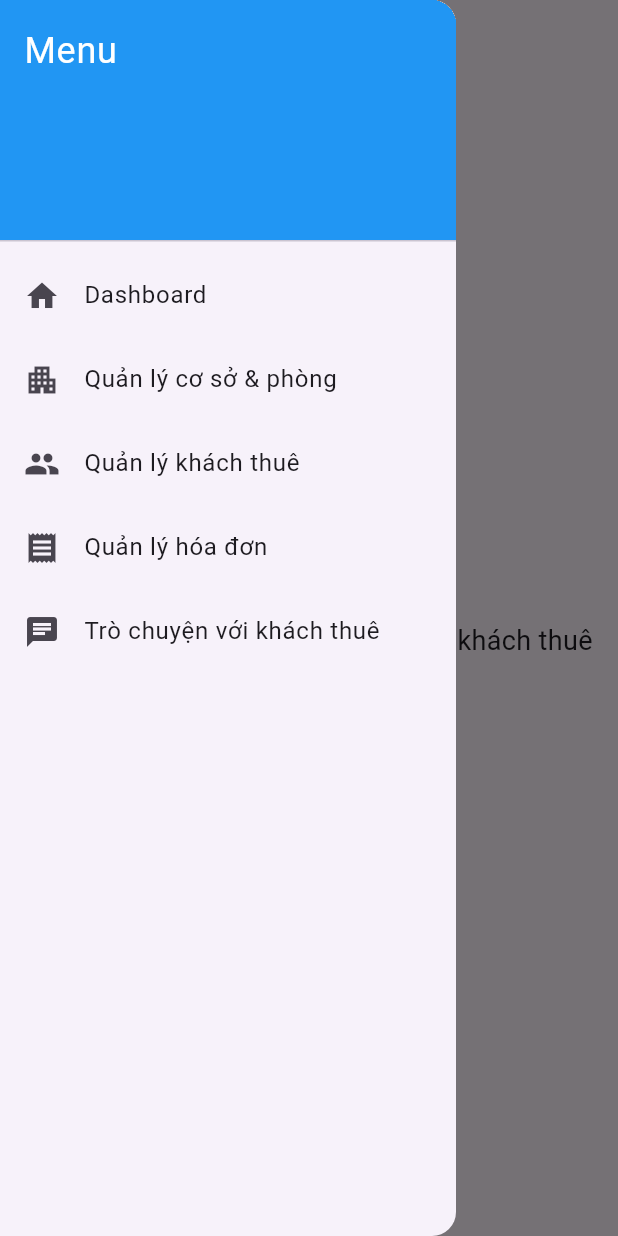
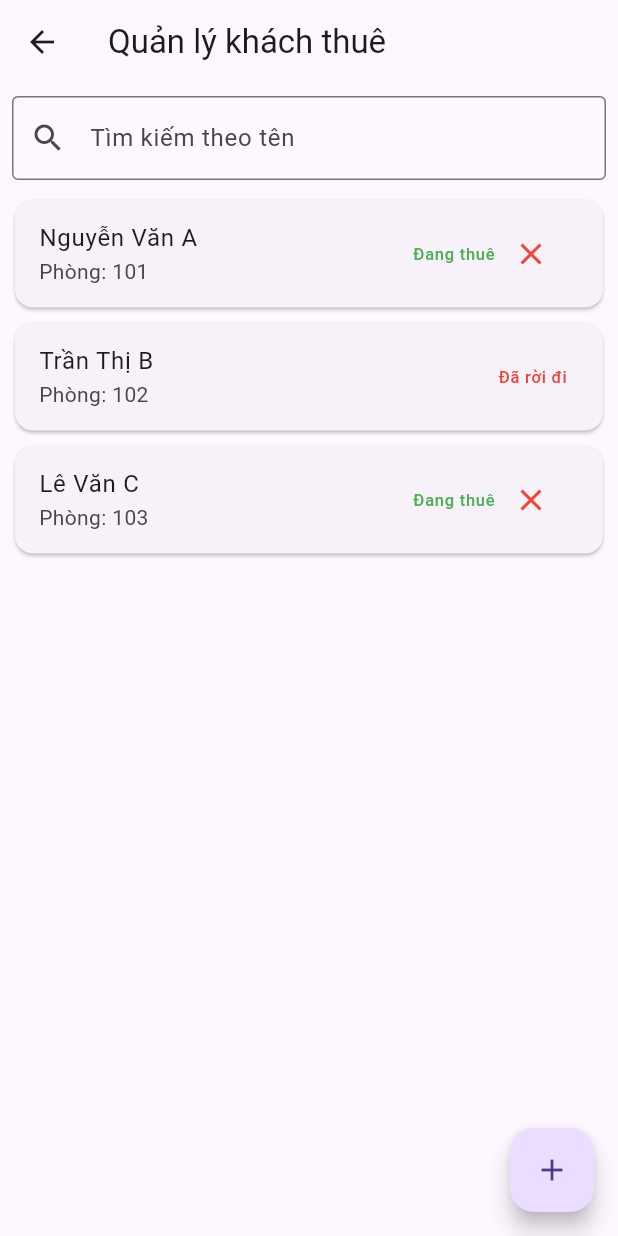
Before and after one commit to vudinhdangkhoa/Nhom10-LTDD-T4-7-11, a Flutter app: the screen it shows after launch, in the side drawer, after a tap on "Quản lý khách thuê", on a phone screen of 412 x 824 dp. Run offline on Flutter 3.47's test engine with Material 3 defaults, Android fonts, the phone set to English and light mode, and no system bars.

Commit message:
quan ly khach

```diff
--- a/lib/main.dart
+++ b/lib/main.dart
@@ -51,7 +51,14 @@ class DashboardScreen extends StatelessWidget {
             ListTile(
               leading: Icon(Icons.people),
               title: Text('Quản lý khách thuê'),
-              onTap: () {},
+              onTap: () {
+                Navigator.push(
+                  context,
+                  MaterialPageRoute(
+                    builder: (context) => TenantManagementScreen(),
+                  ),
+                );
+              },
             ),
             ListTile(
               leading: Icon(Icons.receipt),
@@ -197,3 +204,174 @@ class _RoomManagementScreenState extends State<RoomManagementScreen> {
     );
   }
 }
+
+class TenantManagementScreen extends StatefulWidget {
+  @override
+  _TenantManagementScreenState createState() => _TenantManagementScreenState();
+}
+
+class _TenantManagementScreenState extends State<TenantManagementScreen> {
+  final List<Map<String, dynamic>> tenants = [
+    {'name': 'Nguyễn Văn A', 'room': '101', 'status': 'Đang thuê'},
+    {'name': 'Trần Thị B', 'room': '102', 'status': 'Đã rời đi'},
+    {'name': 'Lê Văn C', 'room': '103', 'status': 'Đang thuê'},
+  ];
+
+  String _searchQuery = "";
+
+  List<Map<String, dynamic>> get _filteredTenants {
+    if (_searchQuery.isEmpty) {
+      return tenants;
+    }
+    return tenants
+        .where((tenant) => tenant['name'].toLowerCase().contains(_searchQuery))
+        .toList();
+  }
+
+  void _showTenantDialog({Map<String, dynamic>? tenant}) {
+    TextEditingController nameController = TextEditingController(
+      text: tenant?['name'] ?? '',
+    );
+    TextEditingController roomController = TextEditingController(
+      text: tenant?['room'] ?? '',
+    );
+    String status = tenant?['status'] ?? 'Đang thuê';
+
+    showDialog(
+      context: context,
+      builder: (context) {
+        return AlertDialog(
+          title: Text(
+            tenant == null ? 'Thêm khách thuê' : 'Chỉnh sửa khách thuê',
+          ),
+          content: Column(
+            mainAxisSize: MainAxisSize.min,
+            children: [
+              TextField(
+                controller: nameController,
+                decoration: InputDecoration(labelText: 'Họ tên'),
+              ),
+              TextField(
+                controller: roomController,
+                decoration: InputDecoration(labelText: 'Phòng'),
+                keyboardType: TextInputType.number,
+              ),
+              DropdownButtonFormField<String>(
+                value: status,
+                decoration: InputDecoration(labelText: 'Trạng thái'),
+                items:
+                    ['Đang thuê']
+                        .map(
+                          (status) => DropdownMenuItem(
+                            value: status,
+                            child: Text(status),
+                          ),
+                        )
+                        .toList(),
+                onChanged: (value) {
+                  status = value!;
+                },
+              ),
+            ],
+          ),
+          actions: [
+            TextButton(
+              onPressed: () => Navigator.pop(context),
+              child: Text('Hủy'),
+            ),
+            TextButton(
+              onPressed: () {
+                setState(() {
+                  if (tenant == null) {
+                    tenants.add({
+                      'name': nameController.text,
+                      'room': roomController.text,
+                      'status': status,
+                    });
+                  } else {
+                    tenant['name'] = nameController.text;
+                    tenant['room'] = roomController.text;
+                    tenant['status'] = status;
+                  }
+                });
+                Navigator.pop(context);
+              },
+              child: Text('Lưu'),
+            ),
+          ],
+        );
+      },
+    );
+  }
+
+  void _markTenantAsLeft(int index) {
+    setState(() {
+      tenants[index]['status'] = 'Đã rời đi';
+    });
+  }
+
+  @override
+  Widget build(BuildContext context) {
+    return Scaffold(
+      appBar: AppBar(title: Text('Quản lý khách thuê')),
+      body: Column(
+        children: [
+          Padding(
+            padding: const EdgeInsets.all(8.0),
+            child: TextField(
+              decoration: InputDecoration(
+                labelText: 'Tìm kiếm theo tên',
+                prefixIcon: Icon(Icons.search),
+                border: OutlineInputBorder(),
+              ),
+              onChanged: (value) {
+                setState(() {
+                  _searchQuery = value.toLowerCase();
+                });
+              },
+            ),
+          ),
+          Expanded(
+            child: ListView.builder(
+              itemCount: _filteredTenants.length,
+              itemBuilder: (context, index) {
+                final tenant = _filteredTenants[index];
+                return Card(
+                  margin: EdgeInsets.symmetric(horizontal: 10, vertical: 5),
+                  child: ListTile(
+                    title: Text(tenant['name']),
+                    subtitle: Text("Phòng: ${tenant['room']}"),
+                    trailing: Row(
+                      mainAxisSize: MainAxisSize.min,
+                      children: [
+                        Text(
+                          tenant['status'],
+                          style: TextStyle(
+                            color:
+                                tenant['status'] == 'Đang thuê'
+                                    ? Colors.green
+                                    : Colors.red,
+                          ),
+                        ),
+                        if (tenant['status'] == 'Đang thuê')
+                          IconButton(
+                            icon: Icon(Icons.close, color: Colors.red),
+                            onPressed: () => _markTenantAsLeft(index),
+                          ),
+                      ],
+                    ),
+                    onTap: () => _showTenantDialog(tenant: tenant),
+                  ),
+                );
+              },
+            ),
+          ),
+        ],
+      ),
+      floatingActionButton: FloatingActionButton(
+        onPressed: () => _showTenantDialog(),
+        child: Icon(Icons.add),
+      ),
+    );
+  }
+}
```
